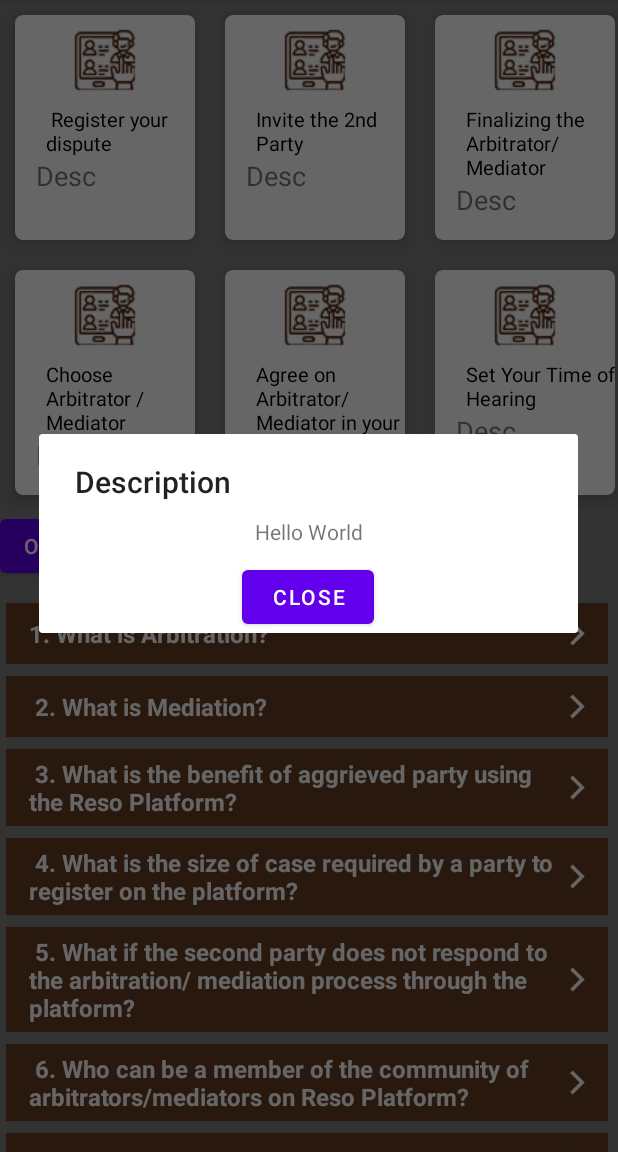
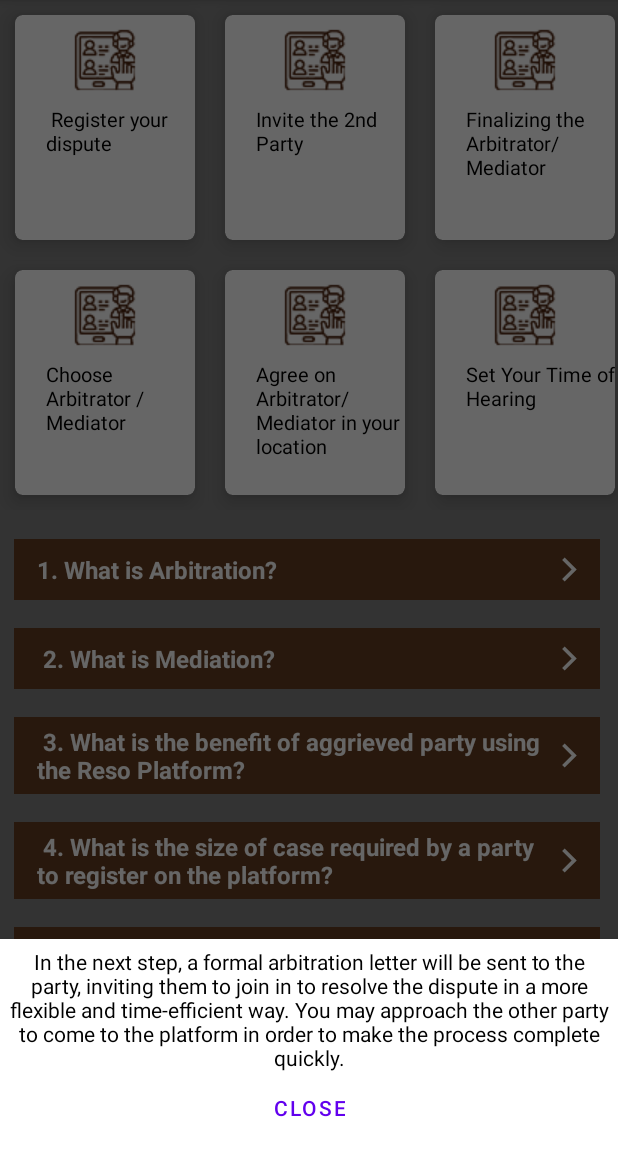
Before and after one commit to sahilrajgupta/reso_works, an Android app: the screen it shows after launch (MainActivity), after a tap on "Invite the 2nd Party", on a phone screen of 412 x 824 dp, the part 84-1236 px from its top. Run offline under Robolectric (Android 15) with nearby library versions, the phone set to English and light mode, and no system bars.

Commit message:
popup works bottomsheet

```diff
--- /dev/null
+++ b/app/src/main/java/com/example/reso_works/BottomSheet.kt
@@ -0,0 +1,28 @@
+package com.example.reso_works
+
+import android.os.Bundle
+import android.view.LayoutInflater
+import android.view.View
+import android.view.ViewGroup
+import com.google.android.material.bottomsheet.BottomSheetDialogFragment
+import kotlinx.android.synthetic.main.popup_window.*
+import kotlinx.android.synthetic.main.popup_window.view.*
+
+class BottomSheet(private val list: List<GridItem>,var position:Int) : BottomSheetDialogFragment(){
+    override fun onCreateView(
+        inflater: LayoutInflater,
+        container: ViewGroup?,
+        savedInstanceState: Bundle?
+    ): View? {
+        return inflater.inflate(R.layout.popup_window,container,false)
+    }
+
+    override fun onViewCreated(view: View, savedInstanceState: Bundle?) {
+        super.onViewCreated(view, savedInstanceState)
+        view.desc.setText(list[position].desc)
+
+        close.setOnClickListener{
+            dismiss()
+        }
+    }
+}
--- a/app/src/main/java/com/example/reso_works/MainActivity.kt
+++ b/app/src/main/java/com/example/reso_works/MainActivity.kt
@@ -5,9 +5,12 @@ package com.example.reso_works
 import androidx.appcompat.app.AppCompatActivity
 import android.os.Bundle
 import android.view.LayoutInflater
+import android.view.View
+import android.widget.LinearLayout
 import androidx.appcompat.app.AlertDialog
 import androidx.recyclerview.widget.GridLayoutManager
 import androidx.recyclerview.widget.LinearLayoutManager
+import com.google.android.material.bottomsheet.BottomSheetDialog
 import kotlinx.android.synthetic.main.activity_main.*
 import kotlinx.android.synthetic.main.grid_item.*
 import kotlinx.android.synthetic.main.popup_window.*
@@ -114,16 +117,19 @@ class MainActivity : AppCompatActivity(), PopUpGrid.OnItemClickListener {
     }
 
     override fun onClick(position: Int) {
-        val mDialogView = LayoutInflater.from(this).inflate(R.layout.popup_window,null);
+        /*val mDialogView = LayoutInflater.from(this).inflate(R.layout.popup_window,null);
         val list = generateGridList()
-        description.setText(list[position].desc)
+        //description.setText(list[position].desc)
         val mBuilder = AlertDialog.Builder(this)
             .setView(mDialogView)
             .setTitle("Description")
+            .setMessage(list[position].desc)
         val mAlertDialog = mBuilder.show()
 
         mDialogView.close.setOnClickListener{
-            mAlertDialog.dismiss()
-        }
+            mAlertDialog.dismiss()*/
+        val list = generateGridList()
+        val bottomSheet = BottomSheet(list,position)
+        bottomSheet.show(supportFragmentManager,"BottomSheet")
     }
 }
--- a/app/src/main/java/com/example/reso_works/PopUpGrid.kt
+++ b/app/src/main/java/com/example/reso_works/PopUpGrid.kt
@@ -19,7 +19,7 @@ class PopUpGrid(private val faq_list : List<GridItem>, private val onItemClickLi
     override fun onBindViewHolder(holder: ViewHolder, position: Int) {
         var currentItem = faq_list[position]
         holder.title.setText(currentItem.title)
-        holder.desc.setText(currentItem.desc)
+        //holder.desc.setText(currentItem.desc)
     }
 
     override fun getItemCount() = faq_list.size
@@ -33,7 +33,7 @@ class PopUpGrid(private val faq_list : List<GridItem>, private val onItemClickLi
         }
 
         val title : TextView = itemView.title
-        val desc : TextView = itemView1.description
+        //val desc : TextView = itemView1.description
 
     }
     interface OnItemClickListener{
--- a/app/src/main/res/layout/activity_main.xml
+++ b/app/src/main/res/layout/activity_main.xml
@@ -19,19 +19,12 @@
             />
     </LinearLayout>
 
-    <Button
-        android:layout_width="wrap_content"
-        android:layout_height="wrap_content"
-        android:text="Open Popup"
-        android:id="@+id/open"
-        android:layout_below="@+id/grid"
-        />
     <androidx.recyclerview.widget.RecyclerView
         android:id="@+id/recycler_view"
         android:layout_width="409dp"
         android:layout_height="729dp"
         android:layout_marginTop="10dp"
-        android:layout_below="@+id/open"
+        android:layout_below="@+id/grid"
         app:layout_constraintEnd_toEndOf="parent"
         app:layout_constraintHorizontal_bias="0.5"
         app:layout_constraintStart_toStartOf="parent"
--- a/app/src/main/res/layout/faq_list_item.xml
+++ b/app/src/main/res/layout/faq_list_item.xml
@@ -9,6 +9,7 @@
     <LinearLayout
         android:layout_width="match_parent"
         android:layout_height="wrap_content"
+        android:layout_margin="5dp"
         android:orientation="vertical">
         <RelativeLayout
             android:layout_width="match_parent"
--- a/app/src/main/res/layout/grid_item.xml
+++ b/app/src/main/res/layout/grid_item.xml
@@ -37,16 +37,6 @@
             android:textColor="@android:color/black"
             android:textSize="13dp" />
 
-        <TextView
-            android:id="@+id/desc"
-            android:layout_width="match_parent"
-            android:layout_height="wrap_content"
-
-            android:layout_marginLeft="14dp"
-            android:layout_marginRight="10dp"
-            android:layout_marginBottom="10dp"
-            android:text="Desc"
-            android:textSize="18dp" />
 
     </LinearLayout>
 </androidx.cardview.widget.CardView>
--- a/app/src/main/res/layout/popup_window.xml
+++ b/app/src/main/res/layout/popup_window.xml
@@ -3,13 +3,13 @@
     android:layout_width="match_parent"
     android:layout_height="match_parent"
     android:orientation="vertical"
+    android:padding="5dp"
     >
     <TextView
         android:layout_width="match_parent"
         android:layout_height="wrap_content"
-        android:id="@+id/description"
-        android:text="Hello World"
-        android:padding="10dp"
+        android:textColor="@color/black"
+        android:id="@+id/desc"
         android:textAlignment="center"
         android:layout_gravity="center_horizontal"
         />
```
